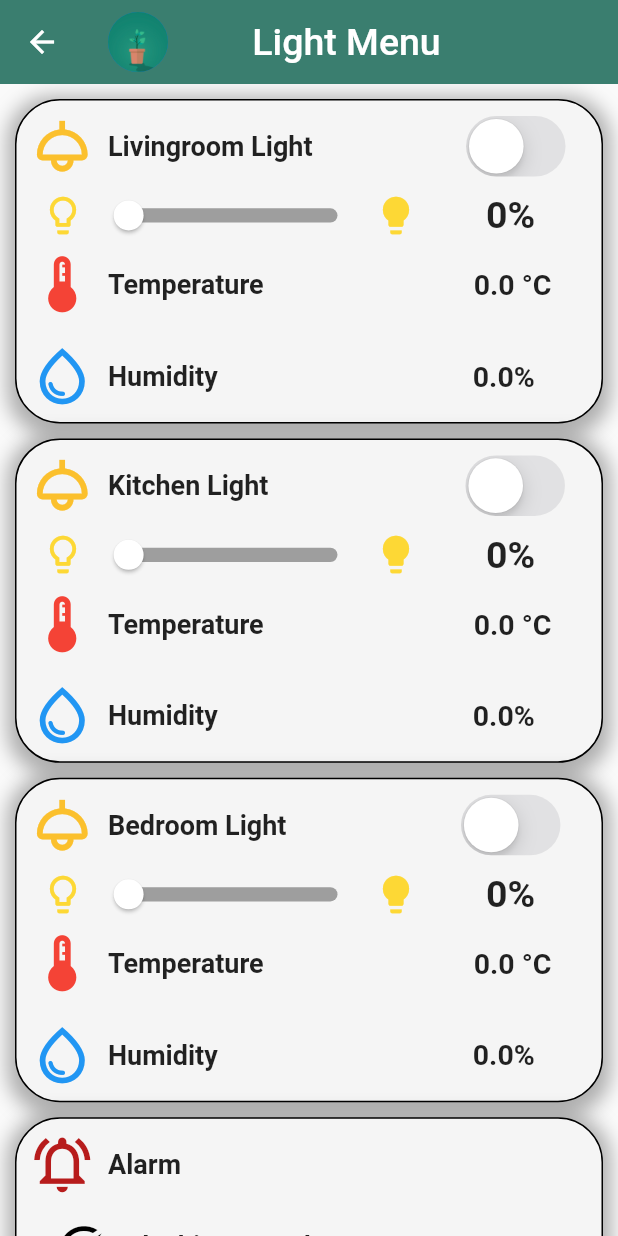
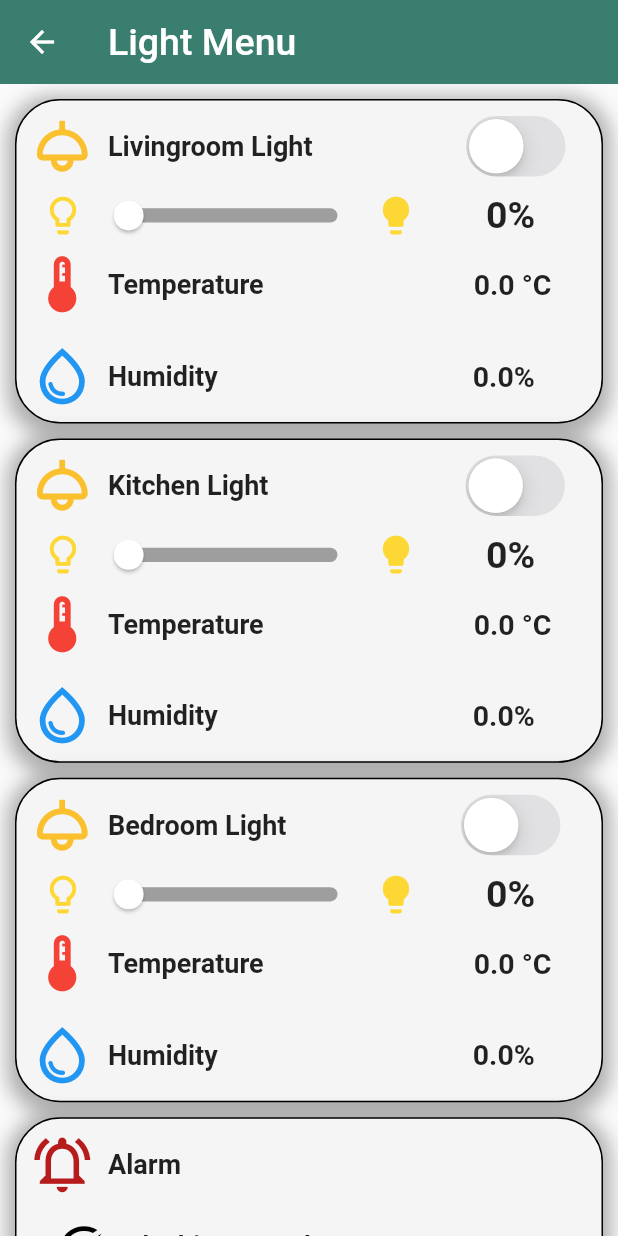
Before and after one commit to nguyenngocthach1403/House-Management-App, a Flutter app: the LightScreen screen opened by its route, on a phone screen of 412 x 824 dp. Run offline on Flutter 3.47's test engine with Material 2 defaults, Android fonts, the light colour scheme and no system bars; our stand-ins replace cloud_firestore, firebase_auth, firebase_core, firebase_database, shared_preferences and 1 more; missing offline and left inert: dart:ffi; accounts and stored records are empty; network calls fail.

Commit message:
change detail

```diff
--- a/house_management_app/lib/light_object/light_screen.dart
+++ b/house_management_app/lib/light_object/light_screen.dart
@@ -416,10 +416,6 @@ class _LightScreenState extends State<LightScreen> {
         title: Row(
           mainAxisAlignment: MainAxisAlignment.spaceBetween,
           children: [
-            const Padding(
-              padding: EdgeInsets.fromLTRB(0, 0, 10, 0),
-              child: CircleAvatar(backgroundImage: AssetImage("images/h1.png")),
-            ),
             TweenAnimationBuilder(
               tween: Tween<double>(begin: 0, end: 1),
               duration: const Duration(seconds: 1),
--- a/house_management_app/lib/views/home_page.dart
+++ b/house_management_app/lib/views/home_page.dart
@@ -101,7 +101,9 @@ class _HomeScreenState extends State<HomeScreen> {
             Row(
               children: [
                 IconButton(
-                  onPressed: () {},
+                  onPressed: () {
+                    Navigator.pushNamed(context, "/notifications");
+                  },
                   icon: const Icon(Icons.notifications_active,
                       color: Colors.white),
                   iconSize: 30,
--- a/house_management_app/lib/views/notification_page.dart
+++ b/house_management_app/lib/views/notification_page.dart
@@ -21,6 +21,7 @@ class _NotificationScreenState extends State<NotificationScreen> {
       appBar: AppBar(
         title: Text("Notifications"),
         centerTitle: true,
+        backgroundColor: const Color.fromRGBO(58, 126, 111, 1),
       ),
       body: Padding(
         padding: EdgeInsets.fromLTRB(10, 5, 10, 0),
```
Also changed, not shown: house_management_app/pubspec.yaml (+7 -0 lines), house_management_app/assets/icons/icon_android.png (added), house_management_app/pubspec.lock, 1 other file.
